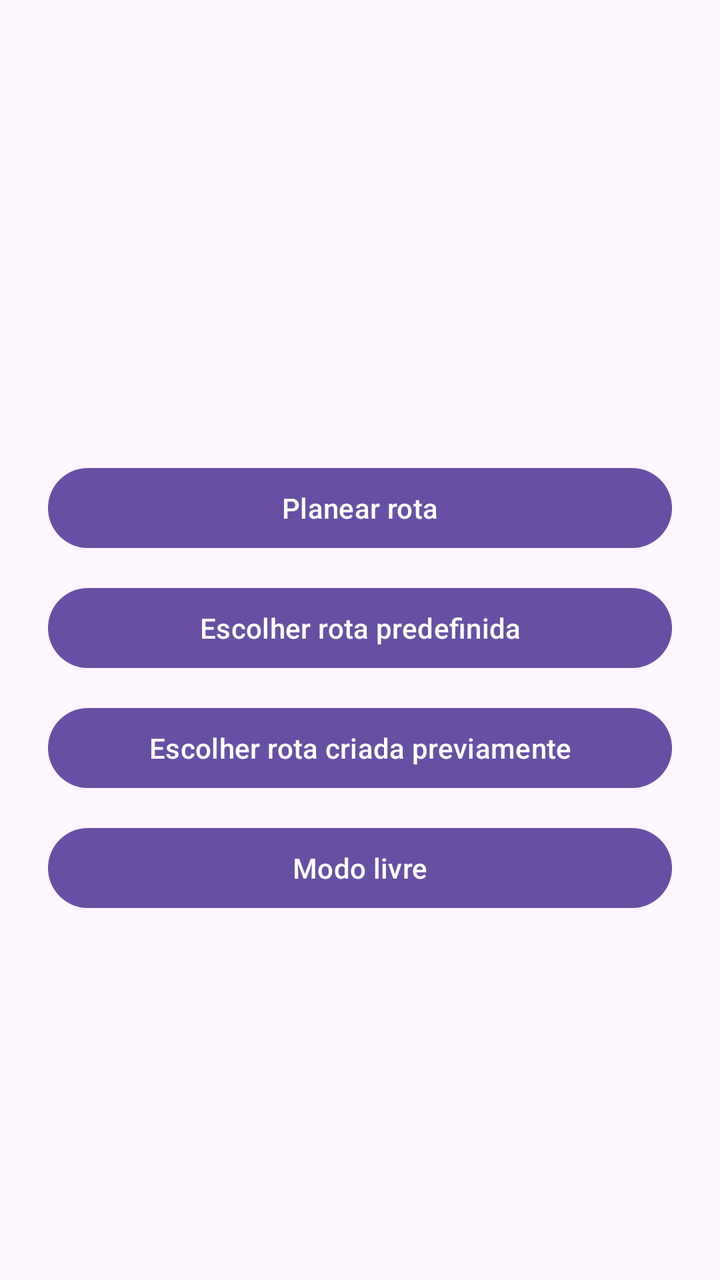
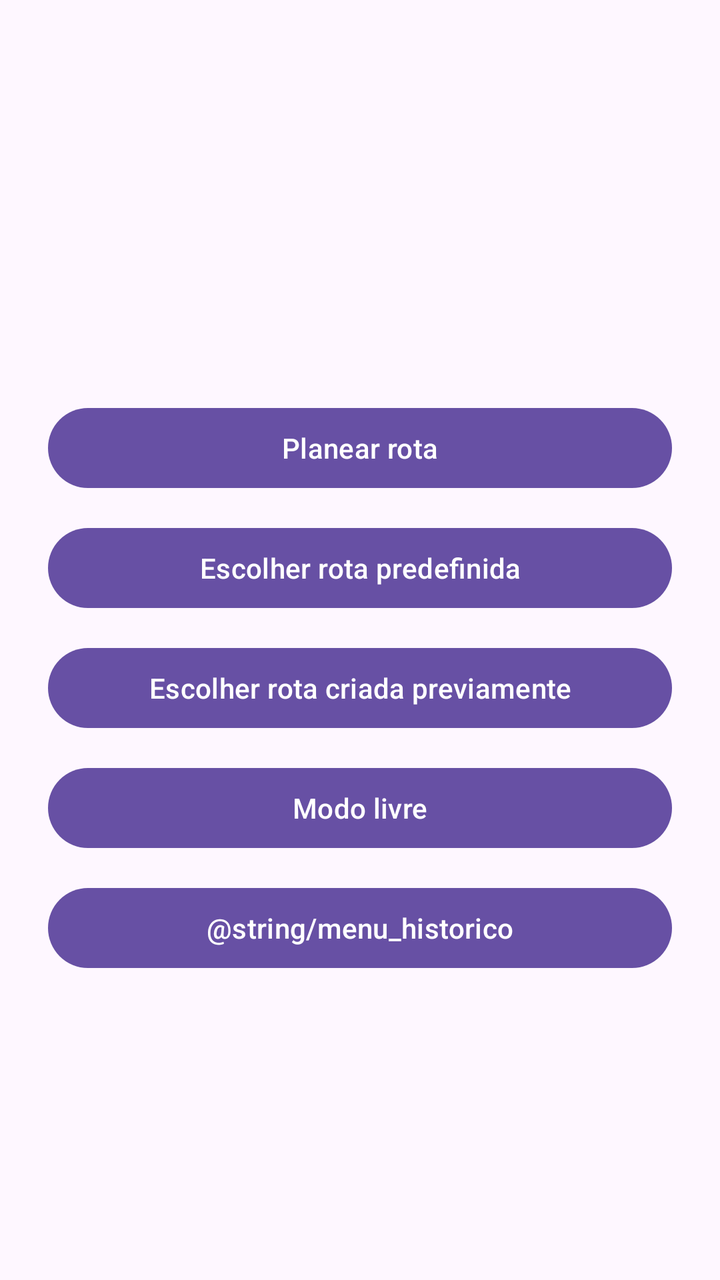

Two renders of the same Android screen: before a commit and after it. Below are the layout's source before the change and the commit's diff.
<!-- AndroidManifest.xml: application theme Theme.AtividadesFisicas -->
<!-- res/layout/activity_menu.xml -->
<?xml version=
        "1.0" encoding=
        "utf-8"?>
<LinearLayout
        xmlns:android=
                "http://schemas.android.com/apk/res/android"
        android:layout_width=
                "match_parent"
        android:layout_height=
                "match_parent"
        android:fitsSystemWindows=
                "true"
        android:gravity=
                "center_vertical"
        android:orientation=
                "vertical"
        android:padding=
                "24dp">
    <TextView
            android:id=
                    "@+id/tvBemVindo"
            android:layout_width=
                    "match_parent"
            android:layout_height=
                    "wrap_content"
            android:layout_marginBottom=
                    "24dp"
            android:textSize=
                    "18sp" />
    <Button
            android:id=
                    "@+id/btnPlanearRota"
            android:layout_width=
                    "match_parent"
            android:layout_height=
                    "wrap_content"
            android:layout_marginBottom=
                    "12dp"
            android:text=
                    "@string/menu_planear" />
    <Button
            android:id=
                    "@+id/btnRotaPredefinida"
            android:layout_width=
                    "match_parent"
            android:layout_height=
                    "wrap_content"
            android:layout_marginBottom=
                    "12dp"
            android:text=
                    "@string/menu_predefinida" />
    <Button
            android:id=
                    "@+id/btnRotaCriada"
            android:layout_width=
                    "match_parent"
            android:layout_height=
                    "wrap_content"
            android:layout_marginBottom=
                    "12dp"
            android:text=
                    "@string/menu_criada" />
    <Button
            android:id=
                    "@+id/btnModoLivre"
            android:layout_width=
                    "match_parent"
            android:layout_height=
                    "wrap_content"
            android:text=
                    "@string/menu_livre" />
</LinearLayout>
<!-- resources referenced by this layout -->
<resources>
  <string name="menu_criada">Escolher rota criada previamente</string>
  <string name="menu_livre">Modo livre</string>
  <string name="menu_planear">Planear rota</string>
  <string name="menu_predefinida">Escolher rota predefinida</string>
  <style name="Theme.AtividadesFisicas" parent="Base.Theme.AtividadesFisicas" />
  <style name="Base.Theme.AtividadesFisicas" parent="Theme.Material3.DayNight">
          
          
      </style>
</resources>

<!-- the commit's change to res/layout/activity_menu.xml (unified diff, before → after) -->
@@ -69,4 +69,10 @@
                     "wrap_content"
             android:text=
                     "@string/menu_livre" />
+    <Button
+            android:id="@+id/btnHistorico"
+            android:layout_width="match_parent"
+            android:layout_height="wrap_content"
+            android:layout_marginTop="12dp"
+            android:text="@string/menu_historico" />
 </LinearLayout>
